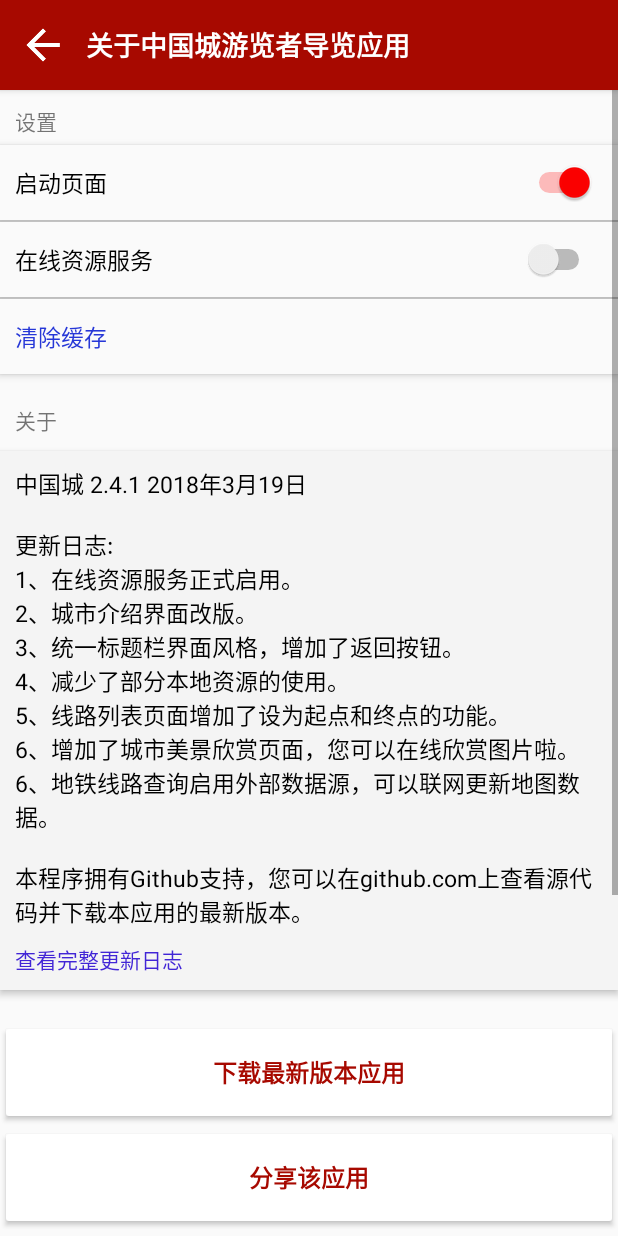
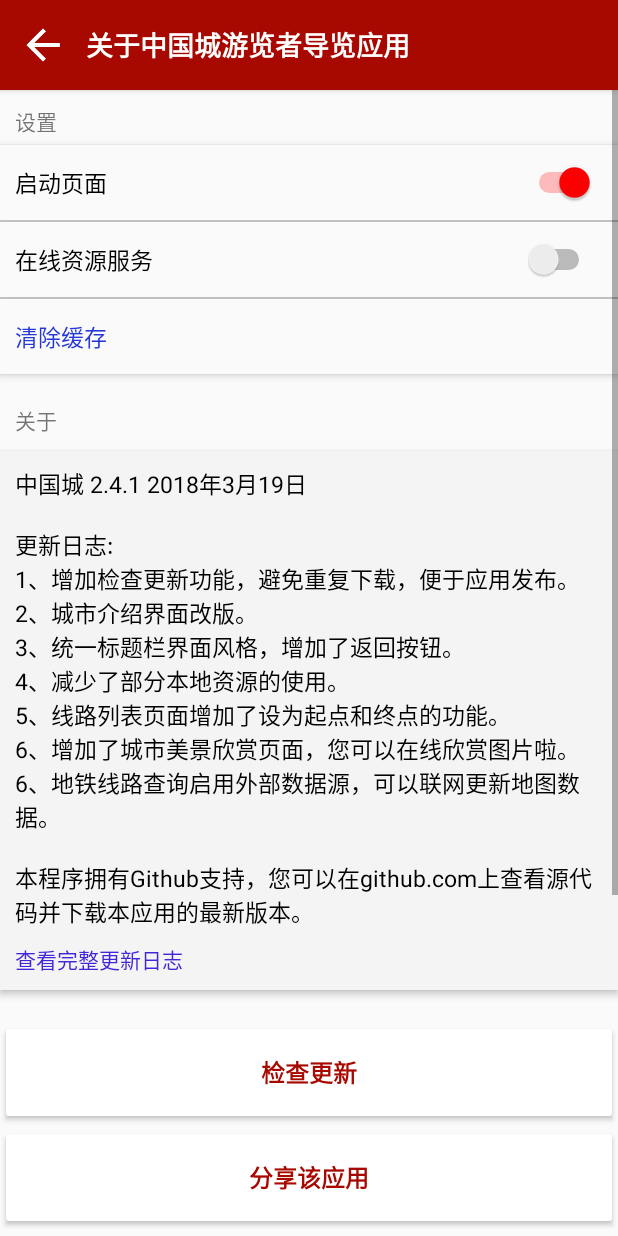
Before and after one commit to xiez22/ChinaCity, an Android app: the screen it shows after launch (AboutActivity), after a tap on "设置与关于", on a phone screen of 412 x 824 dp. Run offline under Robolectric (Android 15) with nearby library versions, the phone set to English and light mode, and no system bars; libraries missing offline, so code that uses them is left out: net.sf.json.

```diff
--- a/app/src/main/java/com/China/ChinaCity/SplashActivity.java
+++ b/app/src/main/java/com/China/ChinaCity/SplashActivity.java
@@ -29,6 +29,7 @@ public class SplashActivity extends Activity
 		request.setNotificationVisibility(DownloadManager.Request.VISIBILITY_HIDDEN);
         request.setVisibleInDownloadsUi(false);*/
 
+
 		SharedPreferences.Editor editor= getSharedPreferences("temp", MODE_WORLD_WRITEABLE).edit();
 		editor.putInt("add_downloaded",0);
 		editor.commit();
@@ -46,6 +47,9 @@ public class SplashActivity extends Activity
 		else
 		{
 			setContentView(R.layout.splashscreen);
+			TextView textView=(TextView)findViewById(R.id.splashscreenTextView1);
+			textView.setText("V"+getResources().getString(R.string.version)+"   ©2018 ligongzzz");
+
 			TimerTask task=new TimerTask(){
 				public void run()
 				{
--- a/app/src/main/java/com/China/ChinaCity/Tool/internetutil.java
+++ b/app/src/main/java/com/China/ChinaCity/Tool/internetutil.java
@@ -3,6 +3,9 @@ import java.net.*;
 import java.io.*;
 import android.util.*;
 import android.os.*;
+import android.app.*;
+import android.webkit.*;
+import android.net.*;
 
 public class internetutil
 {
@@ -104,4 +107,5 @@ public class internetutil
 			return 1;
 		}
     }
+
 }
--- a/app/src/main/res/layout/splashscreen.xml
+++ b/app/src/main/res/layout/splashscreen.xml
@@ -53,7 +53,8 @@
 			android:layout_width="wrap_content"
 			android:text="V2.4.1     Designed by @ligongzzz"
 			android:layout_marginBottom="25dp"
-			android:textSize="10sp"/>
+			android:textSize="10sp"
+			android:id="@+id/splashscreenTextView1"/>
 
 	</LinearLayout>
 
--- a/app/src/main/res/layout/subabout.xml
+++ b/app/src/main/res/layout/subabout.xml
@@ -187,7 +187,7 @@
 				<TextView
 					android:layout_height="wrap_content"
 					android:layout_width="match_parent"
-					android:text="中国城 2.4.1 2018年3月19日\n\n更新日志:\n1、在线资源服务正式启用。\n2、城市介绍界面改版。\n3、统一标题栏界面风格，增加了返回按钮。\n4、减少了部分本地资源的使用。\n5、线路列表页面增加了设为起点和终点的功能。\n6、增加了城市美景欣赏页面，您可以在线欣赏图片啦。\n6、地铁线路查询启用外部数据源，可以联网更新地图数据。\n\n本程序拥有Github支持，您可以在github.com上查看源代码并下载本应用的最新版本。"
+					android:text="中国城 2.4.1 2018年3月19日\n\n更新日志:\n1、增加检查更新功能，避免重复下载，便于应用发布。\n2、城市介绍界面改版。\n3、统一标题栏界面风格，增加了返回按钮。\n4、减少了部分本地资源的使用。\n5、线路列表页面增加了设为起点和终点的功能。\n6、增加了城市美景欣赏页面，您可以在线欣赏图片啦。\n6、地铁线路查询启用外部数据源，可以联网更新地图数据。\n\n本程序拥有Github支持，您可以在github.com上查看源代码并下载本应用的最新版本。"
 					android:textSize="15sp"
 					android:textColor="#000000"
 					android:paddingLeft="10dp"
@@ -210,7 +210,7 @@
 			<Button
 				android:layout_height="70dp"
 				android:layout_width="match_parent"
-				android:text="下载最新版本应用"
+				android:text="检查更新"
 				android:layout_marginLeft="0dp"
 				android:layout_marginRight="0dp"
 				android:layout_marginTop="10dp"
--- a/app/src/main/res/values/strings.xml
+++ b/app/src/main/res/values/strings.xml
@@ -4,5 +4,6 @@
     <string name="app_name">中国城</string>
     <string name="hello_world">（c）2017中国城人民政府 版权所有</string>
 	<string name="sub3text1">%1$s</string>
+	<string name="version">2.4.1 beta1</string>
 
 </resources>
```
Also changed, not shown: app/src/main/java/com/China/ChinaCity/AboutActivity.java (+119 -26 lines), app/src/main/java/com/China/ChinaCity/HiActivity.java (+4 -3 lines), 193 other files.
